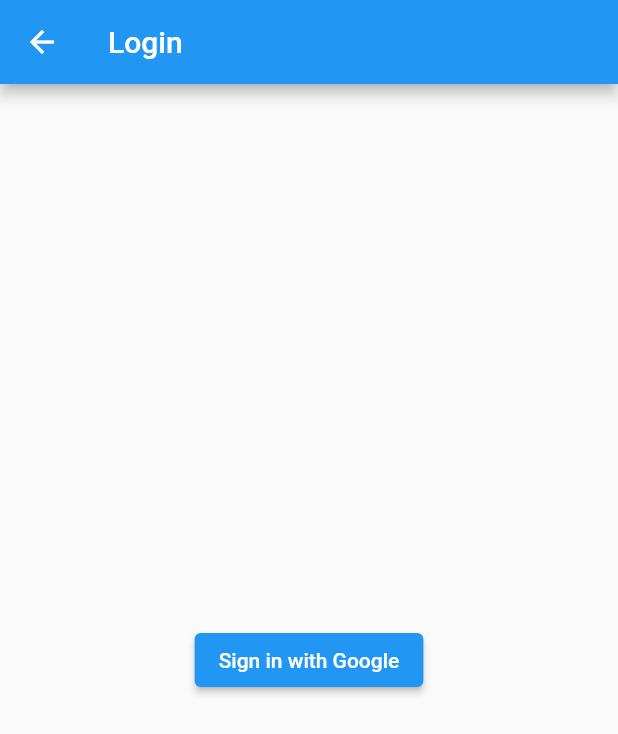
After one commit to aprxty3/learn_some_package_widget, a Flutter app: the screen it shows after launch, after a tap on "Google Auth", on a phone screen of 412 x 824 dp. The commit adds this screen. Shown: the top 734 px of the screen. Run offline on Flutter 3.47's test engine with Material 2 defaults, Android fonts, the phone set to English and light mode, and no system bars; our stand-ins replace google_sign_in.

Commit message:
slice UI

```diff
--- a/lib/main.dart
+++ b/lib/main.dart
@@ -1,4 +1,5 @@
 import 'package:flutter/material.dart';
+import 'package:learn_some_package_widget/package_widget/google_auth.dart';
 import 'package:learn_some_package_widget/package_widget/textfield_validator_with_controller.dart';
 import 'package:learn_some_package_widget/package_widget/textformfield_validator.dart';
 
@@ -68,14 +69,23 @@ class ListOfWidget extends StatelessWidget {
               ),
             ),
           ),
+
+          //Google Auth
           InkWell(
-            onTap: () {},
+            onTap: () {
+              Navigator.push(
+                context,
+                MaterialPageRoute(
+                  builder: (context) => const GoogleAuth(),
+                ),
+              );
+            },
             borderRadius: BorderRadius.circular(20),
             child: Material(
               color: Colors.lightBlue,
               borderRadius: BorderRadius.circular(20),
               child: const Center(
-                child: Text('Belum Terisi'),
+                child: Text('Google Auth'),
               ),
             ),
           ),
--- /dev/null
+++ b/lib/package_widget/google_auth.dart
@@ -0,0 +1,67 @@
+import 'package:flutter/material.dart';
+import 'package:google_sign_in/google_sign_in.dart';
+
+GoogleSignIn _googleSignIn = GoogleSignIn(
+  scopes: <String>[
+    'email',
+    // 'https://www.googleapis.com/auth/contacts.readonly',
+  ],
+);
+
+class GoogleAuth extends StatefulWidget {
+  const GoogleAuth({super.key});
+
+  @override
+  State<GoogleAuth> createState() => _GoogleAuthState();
+}
+
+class _GoogleAuthState extends State<GoogleAuth> {
+  GoogleSignInAccount? currentUser;
+
+  Future<void> _handleSignIn() async {
+    try {
+      await _googleSignIn.signIn();
+    } catch (error) {
+      print(error);
+    }
+  }
+
+  @override
+  void initState() {
+    _googleSignIn.onCurrentUserChanged.listen((event) {
+      setState(() {
+        currentUser = event;
+      });
+    });
+    _googleSignIn.signInSilently();
+    super.initState();
+  }
+
+  @override
+  Widget build(BuildContext context) {
+    return Scaffold(
+      appBar: AppBar(
+        title: Text(currentUser != null ? 'Dashboard' : 'Login'),
+      ),
+      body: currentUser != null
+          ? ListTile(
+              leading: GoogleUserCircleAvatar(
+                identity: currentUser!,
+              ),
+              title: Text(currentUser!.displayName ?? ''),
+              subtitle: Text(currentUser!.email),
+              trailing: IconButton(
+                onPressed: () async => await _googleSignIn.disconnect(),
+                icon: Icon(Icons.logout),
+              ),
+            )
+          : Container(
+              alignment: Alignment.center,
+              child: ElevatedButton(
+                onPressed: _handleSignIn,
+                child: Text('Sign in with Google'),
+              ),
+            ),
+    );
+  }
+}
```
